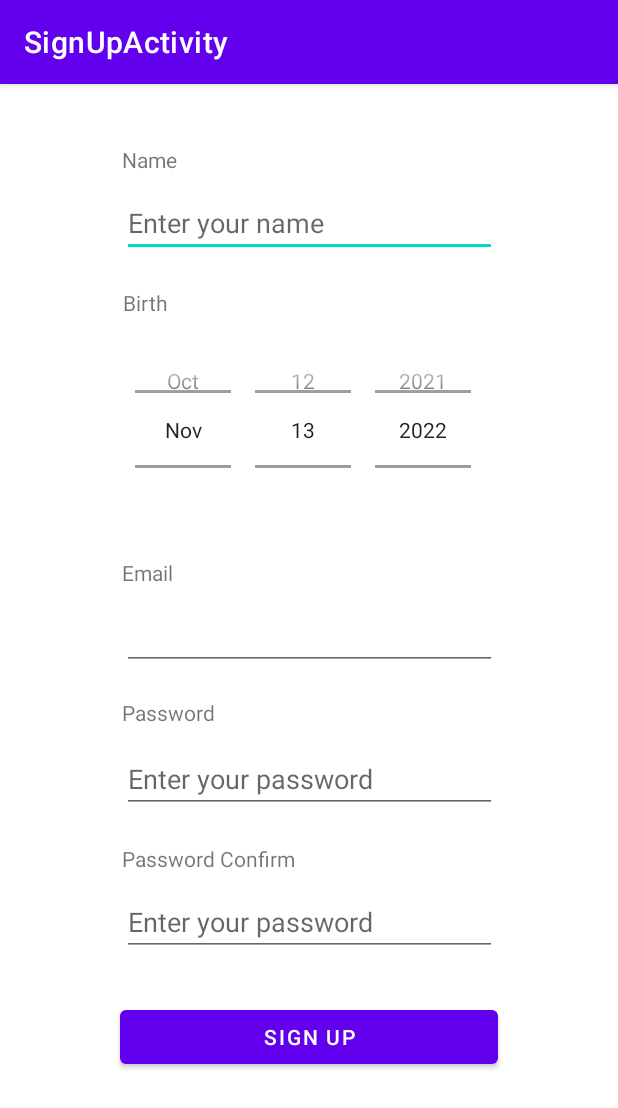
After one commit to goldsergeant/Android-sns-Project, an Android app: the SignUpActivity screen opened directly, with no data from a screen before it, on a phone screen of 412 x 824 dp. The commit adds this screen. Shown: the top 1108 px of the screen. Run offline under Robolectric (Android 15) with nearby library versions, the phone set to English and light mode, and no system bars; our stand-ins replace Firebase (no records; nobody signed in at launch, a user with empty details on screens opened directly).

Commit message:
로그인 페이지,회원가입 페이지, datepicker 날짜 제한, 회원가입 exception케이스 처리, 회원가입 시 각종 필요한 user 정보 firestore 저장

```diff
--- a/app/build.gradle
+++ b/app/build.gradle
@@ -53,7 +53,7 @@ dependencies {
     implementation 'com.google.android.material:material:1.7.0'
     implementation 'androidx.constraintlayout:constraintlayout:2.1.4'
     testImplementation 'junit:junit:4.13.2'
-    androidTestImplementation 'androidx.test.ext:junit:1.1.3'
-    androidTestImplementation 'androidx.test.espresso:espresso-core:3.4.0'
+    androidTestImplementation 'androidx.test.ext:junit:1.1.4'
+    androidTestImplementation 'androidx.test.espresso:espresso-core:3.5.0'
 }
 tasks.register("prepareKotlinBuildScriptModel"){}
--- a/app/src/main/AndroidManifest.xml
+++ b/app/src/main/AndroidManifest.xml
@@ -16,6 +16,8 @@
         <activity
             android:name=".LoginActivity"
             android:label="LoginActivity" />
+        <activity android:name=".SignUpActivity"
+            android:label="SignUpActivity"/>
         <activity
             android:name=".MainActivity"
             android:exported="true">
--- a/app/src/main/java/com/example/sns_project/LoginActivity.kt
+++ b/app/src/main/java/com/example/sns_project/LoginActivity.kt
@@ -20,6 +20,12 @@ class LoginActivity : AppCompatActivity() {
             val password = binding.password.text.toString()
             doLogin(userEmail, password)
         }
+
+        binding.signup.setOnClickListener {
+            startActivity(
+                Intent(this,SignUpActivity::class.java))
+            finish()
+        }
     }
 
     private fun doLogin(userEmail: String, password: String) {
--- /dev/null
+++ b/app/src/main/java/com/example/sns_project/SignUpActivity.kt
@@ -0,0 +1,81 @@
+package com.example.sns_project
+
+import android.content.Intent
+import android.os.Bundle
+import android.util.Log
+import android.view.LayoutInflater
+import android.widget.Toast
+import androidx.appcompat.app.AppCompatActivity
+import com.example.sns_project.databinding.ActivitySignupBinding
+import com.google.android.material.snackbar.Snackbar
+import com.google.firebase.auth.ktx.auth
+import com.google.firebase.firestore.FirebaseFirestore
+import com.google.firebase.firestore.ktx.firestore
+import com.google.firebase.ktx.Firebase
+import java.util.Calendar
+
+class SignUpActivity:AppCompatActivity(){
+    private val db: FirebaseFirestore = Firebase.firestore
+    private val usersCollectionRef = db.collection("users")
+    private lateinit var binding:ActivitySignupBinding
+
+    override fun onCreate(savedInstanceState: Bundle?){
+        super.onCreate(savedInstanceState)
+        binding= ActivitySignupBinding.inflate(layoutInflater)
+        setContentView(binding.root)
+
+        val birthPicker=binding.dpSpinner
+        val c=Calendar.getInstance()
+        c.add(Calendar.YEAR,-100)
+        birthPicker.minDate=c.timeInMillis
+        val c2=Calendar.getInstance()
+        birthPicker.maxDate=c2.timeInMillis
+
+        binding.signupButton.setOnClickListener {
+            val passwordText=binding.editTextTextPassword.text.toString()
+            val passwordTextConfirm=binding.editTextTextPassword2.text.toString()
+            if(passwordText==passwordTextConfirm){
+                val email=binding.editTextTextEmailAddress.text.toString()
+                addUser()
+                Firebase.auth.createUserWithEmailAndPassword(email,passwordText)
+                doLogin(email,passwordText)
+            }
+            else if(passwordText != passwordTextConfirm) {
+                Toast.makeText(this, "password incorrect", Toast.LENGTH_SHORT).show()
+            }
+        }
+    }
+    private fun doLogin(userEmail: String, password: String) {
+        Firebase.auth.signInWithEmailAndPassword(userEmail, password)
+            .addOnCompleteListener(this) {
+                if (it.isSuccessful) {
+                    startActivity(
+                        Intent(this, MainActivity::class.java)
+                    )
+                    finish()
+                } else {
+                    Log.w("LoginActivity", "signInWithEmail", it.exception)
+                    Toast.makeText(this, "Authentication failed.", Toast.LENGTH_SHORT).show()
+                }
+            }
+    }
+    private fun addUser() {
+        val name = binding.editTextTextPersonName.text.toString()
+        val year = binding.dpSpinner.year
+        val month = binding.dpSpinner.month+1
+        val day = binding.dpSpinner.dayOfMonth
+        if (name.isEmpty()) {
+            Snackbar.make(binding.root, "Input name!", Snackbar.LENGTH_SHORT).show()
+            return
+        }
+
+        val userMap = hashMapOf(
+            "name" to name,
+            "year" to year,
+            "month" to month,
+            "day" to day
+        )
+            usersCollectionRef.add(userMap)
+    }
+
+}
--- a/app/src/main/res/layout/activity_main.xml
+++ b/app/src/main/res/layout/activity_main.xml
@@ -6,13 +6,13 @@
     android:layout_height="match_parent"
     tools:context=".MainActivity">
 
-    <TextView
+    <Button
+        android:id="@+id/signoutButton"
         android:layout_width="wrap_content"
         android:layout_height="wrap_content"
-        android:text="Hello World!"
+        android:text="signout"
         app:layout_constraintBottom_toBottomOf="parent"
         app:layout_constraintEnd_toEndOf="parent"
         app:layout_constraintStart_toStartOf="parent"
         app:layout_constraintTop_toTopOf="parent" />
-
 </androidx.constraintlayout.widget.ConstraintLayout>
--- /dev/null
+++ b/app/src/main/res/layout/activity_signup.xml
@@ -0,0 +1,123 @@
+<?xml version="1.0" encoding="utf-8"?>
+<androidx.constraintlayout.widget.ConstraintLayout xmlns:android="http://schemas.android.com/apk/res/android"
+    xmlns:app="http://schemas.android.com/apk/res-auto"
+    xmlns:tools="http://schemas.android.com/tools"
+    android:layout_width="match_parent"
+    android:layout_height="match_parent">
+
+    <TextView
+        android:id="@+id/textView3"
+        android:layout_width="wrap_content"
+        android:layout_height="wrap_content"
+        android:layout_marginBottom="10dp"
+        android:text="Name"
+        app:layout_constraintBottom_toTopOf="@+id/editTextTextPersonName"
+        app:layout_constraintStart_toStartOf="@+id/editTextTextPersonName" />
+
+    <EditText
+        android:id="@+id/editTextTextPersonName"
+        android:layout_width="250dp"
+        android:layout_height="wrap_content"
+        android:layout_marginTop="70dp"
+        android:ems="10"
+        android:hint="Enter your name"
+        android:inputType="textPersonName"
+        app:layout_constraintEnd_toEndOf="parent"
+        app:layout_constraintStart_toStartOf="parent"
+        app:layout_constraintTop_toTopOf="parent" />
+
+    <DatePicker
+        android:id="@+id/dpSpinner"
+        android:layout_width="wrap_content"
+        android:layout_height="130dp"
+        android:layout_marginTop="50dp"
+        android:calendarViewShown="false"
+        android:datePickerMode="spinner"
+        app:layout_constraintEnd_toEndOf="parent"
+        app:layout_constraintStart_toStartOf="parent"
+        app:layout_constraintTop_toBottomOf="@+id/editTextTextPersonName" />
+
+    <TextView
+        android:id="@+id/textView4"
+        android:layout_width="wrap_content"
+        android:layout_height="wrap_content"
+        android:layout_marginBottom="10dp"
+        android:text="Birth"
+        app:layout_constraintBottom_toTopOf="@+id/dpSpinner"
+        app:layout_constraintStart_toStartOf="@+id/dpSpinner" />
+
+    <EditText
+        android:id="@+id/editTextTextEmailAddress"
+        android:layout_width="250dp"
+        android:layout_height="wrap_content"
+        android:layout_marginTop="50dp"
+        android:ems="10"
+        android:inputType="textEmailAddress"
+        app:layout_constraintEnd_toEndOf="parent"
+        app:layout_constraintStart_toStartOf="parent"
+        app:layout_constraintTop_toBottomOf="@+id/dpSpinner" />
+
+    <TextView
+        android:id="@+id/textView5"
+        android:layout_width="wrap_content"
+        android:layout_height="wrap_content"
+        android:layout_marginBottom="10dp"
+        android:text="Email"
+        app:layout_constraintBottom_toTopOf="@+id/editTextTextEmailAddress"
+        app:layout_constraintStart_toStartOf="@+id/editTextTextEmailAddress" />
+
+    <EditText
+        android:id="@+id/editTextTextPassword"
+        android:layout_width="250dp"
+        android:layout_height="wrap_content"
+        android:layout_marginTop="50dp"
+        android:ems="10"
+        android:hint="Enter your password"
+        android:inputType="textPassword"
+        app:layout_constraintEnd_toEndOf="parent"
+        app:layout_constraintStart_toStartOf="parent"
+        app:layout_constraintTop_toBottomOf="@+id/editTextTextEmailAddress" />
+
+    <TextView
+        android:id="@+id/textView6"
+        android:layout_width="wrap_content"
+        android:layout_height="wrap_content"
+        android:layout_marginBottom="12dp"
+        android:text="Password"
+        app:layout_constraintBottom_toTopOf="@+id/editTextTextPassword"
+        app:layout_constraintStart_toStartOf="@+id/editTextTextPassword" />
+
+    <EditText
+        android:id="@+id/editTextTextPassword2"
+        android:layout_width="250dp"
+        android:layout_height="wrap_content"
+        android:layout_marginTop="50dp"
+        android:ems="10"
+        android:hint="Enter your password"
+        android:inputType="textPassword"
+        app:layout_constraintEnd_toEndOf="parent"
+        app:layout_constraintStart_toStartOf="parent"
+        app:layout_constraintTop_toBottomOf="@+id/editTextTextPassword" />
+
+    <TextView
+        android:id="@+id/textView7"
+        android:layout_width="wrap_content"
+        android:layout_height="wrap_content"
+        android:layout_marginBottom="10dp"
+        android:text="Password Confirm"
+        app:layout_constraintBottom_toTopOf="@+id/editTextTextPassword2"
+        app:layout_constraintStart_toStartOf="@+id/editTextTextPassword2" />
+
+    <Button
+        android:id="@+id/signupButton"
+        android:layout_width="0dp"
+        android:layout_height="wrap_content"
+        android:layout_marginStart="80dp"
+        android:layout_marginTop="30dp"
+        android:layout_marginEnd="80dp"
+        android:text="sign up"
+        app:layout_constraintEnd_toEndOf="parent"
+        app:layout_constraintStart_toStartOf="parent"
+        app:layout_constraintTop_toBottomOf="@+id/editTextTextPassword2" />
+
+</androidx.constraintlayout.widget.ConstraintLayout>
```
Also changed, not shown: app/src/main/java/com/example/sns_project/MainActivity.kt (+7 -0 lines), app/src/main/res/layout/activity_login.xml (+33 -6 lines).
